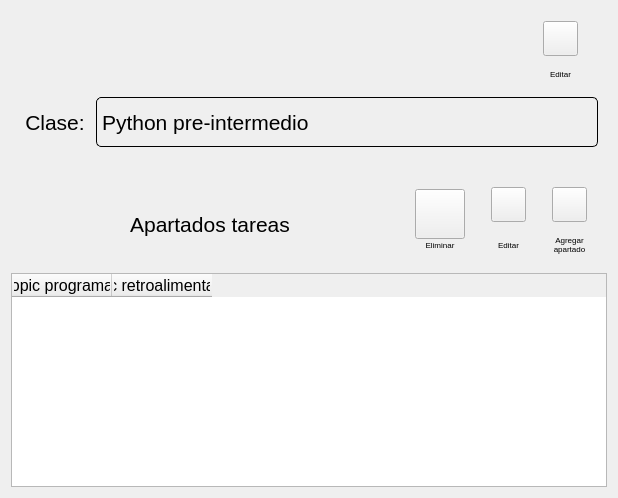
Above: CUERPO/DISENO/CONFIGURACION/ConfiguracionMain_d.ui from ronihdzz/CACPY before the change. Below: the same form after it.
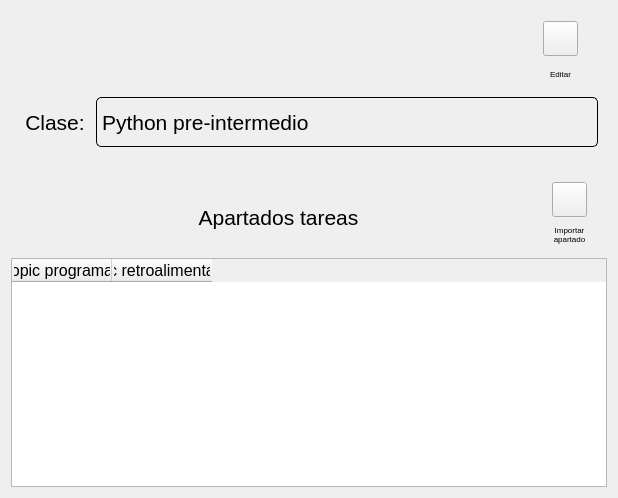
That is the form after the change. Icons and pictures are not drawn.

Commit message: En este apartado termine la gran mayoria del apartado de tareas, de tal manera que el profesor ya puede ver las tareas asignadas de un topic y curso especifico asi como tambien el profesor ya puede agregar tareas de programacion y estas visualizarse en classroom, de igual forma implemente la tecnica de hacer un respaldo de los datos en una base de datos local, y con ello reducir el numero de peticiones que se le hacen a la API,lo unico que falta en este apartado en sincronizar la tecnologia de nbgrader para que se puedan calificar los colabs y retornar la calificacion a los estudiantes

```diff
--- a/CUERPO/DISENO/CONFIGURACION/ConfiguracionMain_d.ui
+++ b/CUERPO/DISENO/CONFIGURACION/ConfiguracionMain_d.ui
@@ -256,176 +256,6 @@
        </property>
       </widget>
      </item>
-     <item>
-      <layout class="QVBoxLayout" name="verticalLayout_7">
-       <property name="spacing">
-        <number>0</number>
-       </property>
-       <property name="rightMargin">
-        <number>20</number>
-       </property>
-       <item>
-        <widget class="QPushButton" name="btn_eliminarApartado">
-         <property name="minimumSize">
-          <size>
-           <width>50</width>
-           <height>50</height>
-          </size>
-         </property>
-         <property name="maximumSize">
-          <size>
-           <width>35</width>
-           <height>35</height>
-          </size>
-         </property>
-         <property name="baseSize">
-          <size>
-           <width>30</width>
-           <height>30</height>
-          </size>
-         </property>
-         <property name="styleSheet">
-          <string notr="true">
-QPushButton {
-border-image: url(:/main/IMAGENES/eliminar_off.png);
- }
-
-QPushButton:hover {
-border-image: url(:/main/IMAGENES/eliminar_on.png);
-}
-
-QPushButton:pressed {
-border-image: url(:/main/IMAGENES/eliminar_off.png);
-}
-</string>
-         </property>
-         <property name="text">
-          <string/>
-         </property>
-        </widget>
-       </item>
-       <item>
-        <widget class="QLabel" name="bel_agregar_or_guardar_apar_2">
-         <property name="minimumSize">
-          <size>
-           <width>50</width>
-           <height>35</height>
-          </size>
-         </property>
-         <property name="maximumSize">
-          <size>
-           <width>35</width>
-           <height>35</height>
-          </size>
-         </property>
-         <property name="baseSize">
-          <size>
-           <width>30</width>
-           <height>30</height>
-          </size>
-         </property>
-         <property name="font">
-          <font>
-           <pointsize>6</pointsize>
-          </font>
-         </property>
-         <property name="text">
-          <string>Eliminar
-</string>
-         </property>
-         <property name="alignment">
-          <set>Qt::AlignCenter</set>
-         </property>
-         <property name="wordWrap">
-          <bool>true</bool>
-         </property>
-        </widget>
-       </item>
-      </layout>
-     </item>
-     <item>
-      <layout class="QVBoxLayout" name="verticalLayout_5">
-       <property name="spacing">
-        <number>0</number>
-       </property>
-       <property name="rightMargin">
-        <number>20</number>
-       </property>
-       <item>
-        <widget class="QPushButton" name="btn_editApartado">
-         <property name="minimumSize">
-          <size>
-           <width>35</width>
-           <height>35</height>
-          </size>
-         </property>
-         <property name="maximumSize">
-          <size>
-           <width>35</width>
-           <height>35</height>
-          </size>
-         </property>
-         <property name="baseSize">
-          <size>
-           <width>20</width>
-           <height>20</height>
-          </size>
-         </property>
-         <property name="styleSheet">
-          <string notr="true">QPushButton {
-border-image: url(:/main/IMAGENES/edit_off.png);
- }
-QPushButton:hover {
-border-image: url(:/main/IMAGENES/edit_on.png);
-}
-QPushButton:pressed {
-border-image: url(:/main/IMAGENES/edit_off.png);
-}
-</string>
-         </property>
-         <property name="text">
-          <string/>
-         </property>
-        </widget>
-       </item>
-       <item>
-        <widget class="QLabel" name="bel_edit_or_cancelEdit_aparSelec">
-         <property name="minimumSize">
-          <size>
-           <width>35</width>
-           <height>35</height>
-          </size>
-         </property>
-         <property name="maximumSize">
-          <size>
-           <width>35</width>
-           <height>35</height>
-          </size>
-         </property>
-         <property name="baseSize">
-          <size>
-           <width>30</width>
-           <height>30</height>
-          </size>
-         </property>
-         <property name="font">
-          <font>
-           <pointsize>6</pointsize>
-          </font>
-         </property>
-         <property name="text">
-          <string>Editar</string>
-         </property>
-         <property name="alignment">
-          <set>Qt::AlignCenter</set>
-         </property>
-         <property name="wordWrap">
-          <bool>true</bool>
-         </property>
-        </widget>
-       </item>
-      </layout>
-     </item>
      <item>
       <layout class="QVBoxLayout" name="verticalLayout_2">
        <property name="spacing">
@@ -500,7 +330,7 @@
           </font>
          </property>
          <property name="text">
-          <string>Agregar
+          <string>Importar
 apartado</string>
          </property>
          <property name="alignment">
```
The commit also changes 31 other files.
